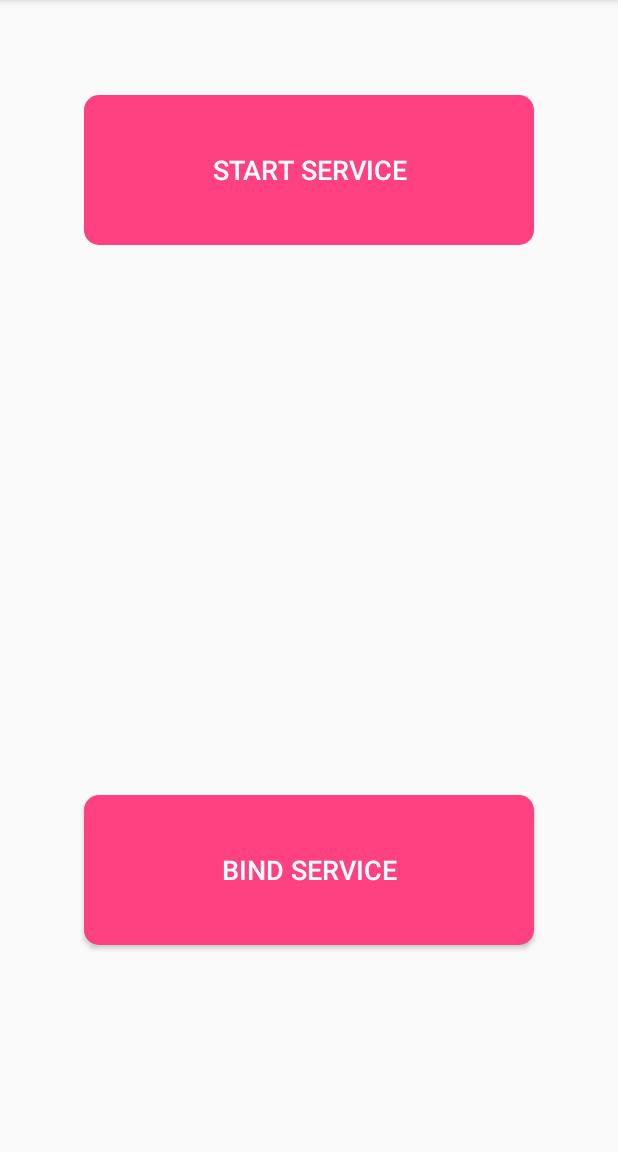
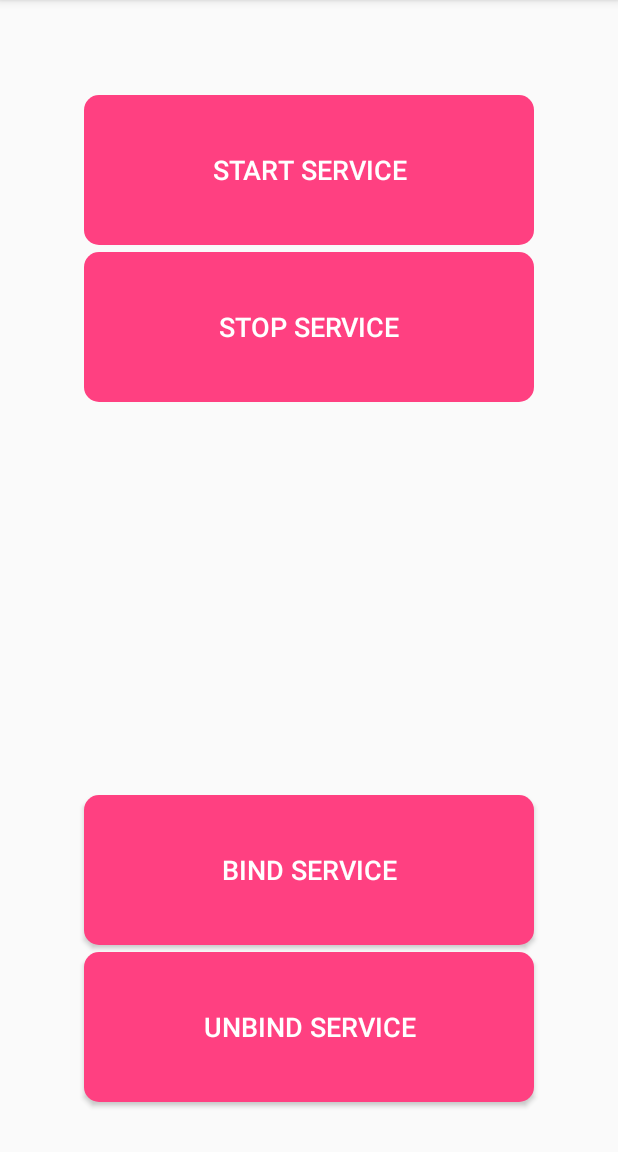
Before and after one commit to tomerlich/CIS53_HW9_99951, an Android app: the screen it shows after launch (MainActivity), after a tap on "BIND SERVICE", on a phone screen of 412 x 824 dp, the part 84-1236 px from its top. Run offline under Robolectric (Android 15) with nearby library versions, the phone set to English and light mode, and no system bars; 1 statement that could not run was skipped.

Commit message:
added more things to the program

```diff
--- a/app/src/main/java/com/example/android/services/Bindservice.java
+++ b/app/src/main/java/com/example/android/services/Bindservice.java
@@ -46,6 +46,9 @@ public class Bindservice extends Service {
         compat.setContentTitle("Bind_service");
         compat.setContentText("Binded Service");
         // TO DO 4 Add code to send notification with code defined above
+        NotificationManager mNotificationManager = (NotificationManager) getSystemService(
+                NOTIFICATION_SERVICE);
+        mNotificationManager.notify(NOTIF_CODE, compat.build());
         return binder;
     }
 
@@ -57,7 +60,7 @@ public class Bindservice extends Service {
 
     public void access(String data)
     {
-        Toast.makeText(getApplicationContext(),"Bindservice: " + data,Toast.LENGTH_SHORT).show();
+        Toast.makeText(getApplication().getApplicationContext(),"Bindservice: " + data,Toast.LENGTH_SHORT).show();
     }
     public class MyBinder extends Binder
     {
--- a/app/src/main/java/com/example/android/services/MainActivity.java
+++ b/app/src/main/java/com/example/android/services/MainActivity.java
@@ -33,6 +33,10 @@ public class MainActivity extends AppCompatActivity {
             @Override
             public void onClick(View v) {
                 // TO DO 2 Add code to bind service
+                Intent bindServiceIntent = new Intent(getApplicationContext(), Bindservice.class);
+                Intent startServiceIntent = new Intent(getApplicationContext(), Startservice.class);
+                bindService(bindServiceIntent, connection, Context.BIND_AUTO_CREATE);
+                startService(startServiceIntent);
             }
         });
         connection = new ServiceConnection() {
@@ -41,6 +45,8 @@ public class MainActivity extends AppCompatActivity {
                 // TO DO 3 Add code
                 // - Get the service object from the binder object
                 // - Call the "access" method in Bindservice with the string "Service connected"
+                String data = "Service connected";
+                binder.getService().access(data);
             }
 
             @Override
--- a/app/src/main/res/layout/activity_main.xml
+++ b/app/src/main/res/layout/activity_main.xml
@@ -17,6 +17,17 @@
         android:text="Start Service"
         android:textColor="@android:color/background_light"
         android:textSize="18sp" />
+    <Button
+        android:id="@+id/button3"
+        android:layout_width="300dp"
+        android:layout_height="100dp"
+        android:layout_alignParentTop="true"
+        android:layout_centerHorizontal="true"
+        android:layout_marginTop="168dp"
+        android:background="@drawable/back"
+        android:text="Stop Service"
+        android:textColor="@android:color/background_light"
+        android:textSize="18sp" />
 
     <Button
         android:id="@+id/button2"
@@ -30,4 +41,16 @@
         android:textColor="@android:color/background_light"
         android:textSize="18sp" />
 
+    <Button
+        android:id="@+id/button4"
+        android:layout_width="300dp"
+        android:layout_height="100dp"
+        android:layout_alignParentBottom="true"
+        android:layout_alignStart="@+id/button"
+        android:layout_marginBottom="33dp"
+        android:background="@drawable/back"
+        android:text="Unbind Service"
+        android:textColor="@android:color/background_light"
+        android:textSize="18sp" />
+
 </RelativeLayout>
```
